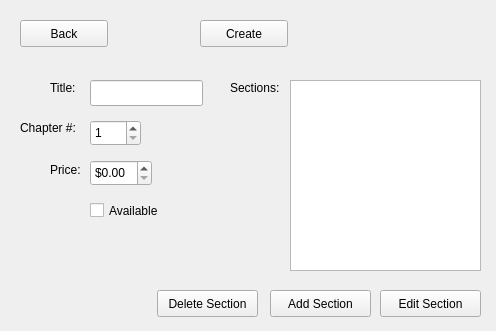
Above: D4_TeamJava/cuTPS_gui/EditChapterFormWindow.ui from AnkushVarshneya/CUTPS before the change. Below: the same form after it.
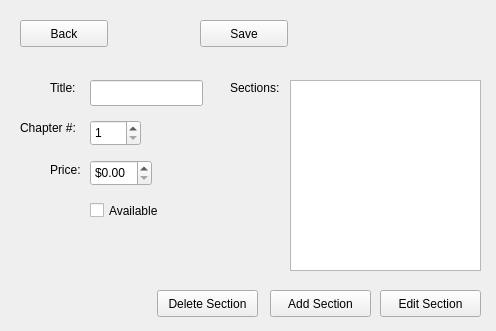
That is the form after the change.

Patch:
```diff
--- a/D4_TeamJava/cuTPS_gui/EditChapterFormWindow.ui
+++ b/D4_TeamJava/cuTPS_gui/EditChapterFormWindow.ui
@@ -98,7 +98,7 @@
     </rect>
    </property>
    <property name="text">
-    <string>Create</string>
+    <string>Save</string>
    </property>
   </widget>
   <widget class="QPushButton" name="viewEditSectionButton">
```
